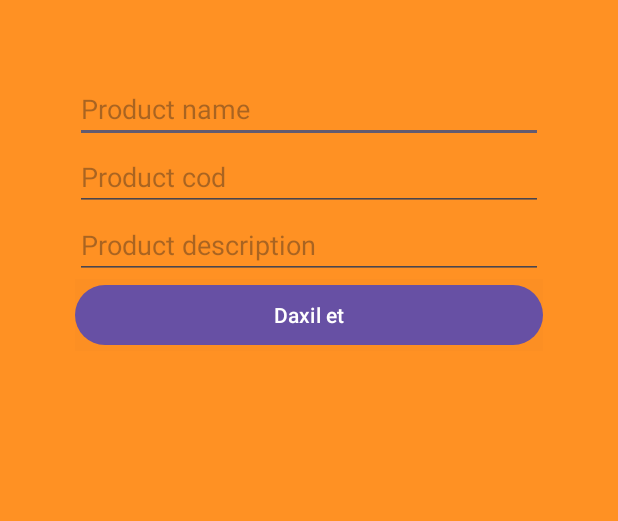
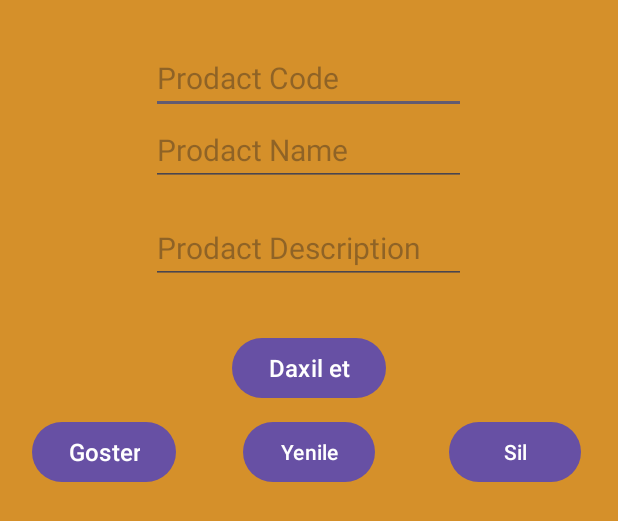
Before and after one commit to kenan3256/Lesson06Text, an Android app: the layout activity_main.xml on its own in the app's theme, with its tools: preview values and no code run, on a phone screen of 412 x 824 dp. Shown: the top 521 px of the screen. Run offline under Robolectric (Android 15) with nearby library versions, the phone set to English and light mode, and no system bars.

Commit message:
27.12.2023

```diff
--- a/app/src/main/java/com/kenanhaciyev/lesson06text/DAO/ProdactDAO.kt
+++ b/app/src/main/java/com/kenanhaciyev/lesson06text/DAO/ProdactDAO.kt
@@ -1,11 +1,14 @@
 package com.kenanhaciyev.lesson06text.DAO
 
 import androidx.lifecycle.LiveData
+import androidx.room.Dao
 import androidx.room.Delete
 import androidx.room.Insert
 import androidx.room.Query
 import androidx.room.Update
 import com.kenanhaciyev.lesson06text.entity.Prodact
+
+@Dao
 interface ProdactDAO {
 
     @Insert
@@ -21,4 +24,5 @@ interface ProdactDAO {
     @Update
     suspend fun updateProdact(prodact: Prodact)
 
+
 }
--- a/app/src/main/java/com/kenanhaciyev/lesson06text/MainActivity.kt
+++ b/app/src/main/java/com/kenanhaciyev/lesson06text/MainActivity.kt
@@ -1,31 +1,53 @@
 package com.kenanhaciyev.lesson06text
 
+
+import android.os.Bundle
+import android.widget.Toast
 import androidx.appcompat.app.AppCompatActivity
-import android.os.Bundle
-import androidx.lifecycle.ViewModelProvider
+import com.kenanhaciyev.lesson06text.DB.AppDatabase
+
 import com.kenanhaciyev.lesson06text.databinding.ActivityMainBinding
+import com.kenanhaciyev.lesson06text.entity.Prodact
+import com.kenanhaciyev.repository.ProdactRepository
+import kotlinx.coroutines.launch
+import kotlinx.coroutines.runBlocking
 
 class MainActivity : AppCompatActivity() {
-    lateinit var binding: ActivityMainBinding
+    lateinit var binding : ActivityMainBinding
 
-    lateinit var viewModel: MyViewModel
 
     override fun onCreate(savedInstanceState: Bundle?) {
         super.onCreate(savedInstanceState)
 
-        viewModel=ViewModelProvider(this).get(MyViewModel::class.java)
+        val binding = ActivityMainBinding.inflate(layoutInflater)
+        setContentView(binding.root)
 
-        binding=ActivityMainBinding.inflate(layoutInflater)
-        binding.lifecycleOwner = this
-        setContentView(binding.root)
-        binding.viewModel=viewModel
-        binding.btnDaxilEt.setOnClickListener{
+            var context = this
+            val db=AppDatabase.getDatabase(context)
 
-
-        }
+        val repository = ProdactRepository(db.prodactDao())
 
 
 
+        binding.btnInsert.setOnClickListener{
+            var etCode = binding.etcode.text.toString()
+            var etName = binding.etname.text.toString()
+            var etdesc = binding.etdesc.text.toString()
+
+            if (etCode.isNotEmpty() && etName.isNotEmpty() && etdesc.isNotEmpty()){
+                var produkt = Prodact(prodactName = etName, prodactCode = etCode.toInt(), prodactDescriptio = etdesc)
+
+                  runBlocking {
+                      launch{
+                          repository.insert(produkt)
+                      }
+                  }
+
+
+            }else{
+                Toast.makeText(applicationContext, "bos yerleri doldur", Toast.LENGTH_LONG).show()
+            }
+        }
 
     }
 }
--- a/app/src/main/java/com/kenanhaciyev/lesson06text/MyViewModel.kt
+++ /dev/null
@@ -1,15 +0,0 @@
-package com.kenanhaciyev.lesson06text
-
-import androidx.lifecycle.MutableLiveData
-import androidx.lifecycle.ViewModel
-import com.kenanhaciyev.lesson06text.entity.Prodact
-
-class MyViewModel:ViewModel() {
-    var prodactName = MutableLiveData<String>()
-    var prodactCode = MutableLiveData<String>()
-    var prodactDescriptio = MutableLiveData<String>()
-
-    val productList = mutableListOf<Prodact>()
-
-
-    }
--- a/app/src/main/res/layout/activity_main.xml
+++ b/app/src/main/res/layout/activity_main.xml
@@ -1,70 +1,131 @@
 <?xml version="1.0" encoding="utf-8"?>
 
-<layout>
-
-    <data>
-        <variable
-            name="viewModel"
-            type="com.kenanhaciyev.lesson06text.MyViewModel" />
-
-    </data>
-
-    <LinearLayout
-        xmlns:android="http://schemas.android.com/apk/res/android"
-
+    <androidx.constraintlayout.widget.ConstraintLayout xmlns:android="http://schemas.android.com/apk/res/android"
+        xmlns:app="http://schemas.android.com/apk/res-auto"
+        xmlns:tools="http://schemas.android.com/tools"
         android:layout_width="match_parent"
         android:layout_height="match_parent"
-        android:orientation="vertical"
-        android:background="#FF9123"
-        android:padding="50dp">
+        tools:context=".MainActivity"
+        android:background="#D5902A">
 
-        <EditText
-            android:id="@+id/edt_txt_input1"
-            android:layout_width="match_parent"
-            android:layout_height="wrap_content"
-            android:text="@={viewModel.prodactName}"
-            android:hint="Product name"
-            >
-
-        </EditText>
-        <EditText
-            android:id="@+id/edt_txt_input2"
-            android:layout_width="match_parent"
-            android:layout_height="wrap_content"
-            android:text="@={viewModel.prodactCode}"
-            android:hint="Product cod"
-            >
-
-        </EditText>
-        <EditText
-            android:id="@+id/edt_txt_input3"
-            android:layout_width="match_parent"
-            android:layout_height="wrap_content"
-            android:text="@={viewModel.prodactDescriptio}"
-            android:hint="Product description"
-            >
-
-        </EditText>
+    <EditText
+        android:id="@+id/etcode"
+        android:layout_width="210dp"
+        android:layout_height="wrap_content"
+        android:layout_marginStart="16dp"
+        android:layout_marginTop="8dp"
+        android:layout_marginEnd="16dp"
+        android:ems="10"
+        android:hint="Prodact Code"
+        android:inputType="number"
+        android:textSize="20sp"
+        app:layout_constraintBottom_toTopOf="@+id/etname"
+        app:layout_constraintEnd_toEndOf="parent"
+        app:layout_constraintHorizontal_bias="0.497"
+        app:layout_constraintStart_toStartOf="parent"
+        app:layout_constraintTop_toTopOf="parent"
+        app:layout_constraintVertical_bias="1.0" />
 
 
-        <LinearLayout
+    <EditText
+        android:id="@+id/etname"
+        android:layout_width="210dp"
+        android:layout_height="wrap_content"
+        android:layout_marginTop="76dp"
+        android:layout_marginBottom="9dp"
+        android:ems="10"
+        android:hint="Prodact Name"
+        android:inputType="text"
+        android:textSize="20sp"
+        app:layout_constraintBottom_toTopOf="@+id/etdesc"
+        app:layout_constraintEnd_toEndOf="@+id/etcode"
+        app:layout_constraintStart_toStartOf="@+id/etcode"
+        app:layout_constraintTop_toTopOf="parent" />
 
-            android:layout_width="match_parent"
-            android:layout_height="wrap_content"
-            android:orientation="horizontal"
-            android:background="@color/cardview_shadow_end_color">
-
-            <Button
-                android:id="@+id/btn_DaxilEt"
-                android:layout_width="2dp"
-                android:layout_height="wrap_content"
-                android:text="Daxil et"
-                android:layout_weight="4">
-            </Button>
+    <EditText
+        android:id="@+id/etdesc"
+        android:layout_width="210dp"
+        android:layout_height="wrap_content"
+        android:layout_marginStart="16dp"
+        android:layout_marginTop="8dp"
+        android:layout_marginEnd="16dp"
+        android:layout_marginBottom="16dp"
+        android:ems="10"
+        android:hint="Prodact Description"
+        android:inputType="text"
+        android:textSize="20sp"
+        app:layout_constraintBottom_toTopOf="@+id/btn_insert"
+        app:layout_constraintEnd_toEndOf="@+id/etname"
+        app:layout_constraintStart_toStartOf="@+id/etname"
+        app:layout_constraintTop_toBottomOf="@+id/etname" />
 
 
-        </LinearLayout>
+    <Button
+        android:id="@+id/btn_getAll"
+        android:layout_width="wrap_content"
+        android:layout_height="wrap_content"
+        android:layout_marginEnd="24dp"
+        android:text="Goster"
+        android:textSize="16sp"
+        app:layout_constraintBottom_toBottomOf="@+id/btn_update"
+        app:layout_constraintEnd_toStartOf="@+id/btn_update"
+        app:layout_constraintStart_toStartOf="parent"
+        app:layout_constraintTop_toTopOf="@+id/btn_update" />
 
-    </LinearLayout>
+    <Button
+        android:id="@+id/btn_insert"
+        android:layout_width="wrap_content"
+        android:layout_height="wrap_content"
+        android:layout_marginTop="16dp"
+        android:text="Daxil et"
+        android:textSize="16sp"
+        app:layout_constraintBottom_toTopOf="@+id/btn_update"
+        app:layout_constraintEnd_toEndOf="@+id/etdesc"
+        app:layout_constraintStart_toStartOf="@+id/etdesc"
+        app:layout_constraintTop_toBottomOf="@+id/etdesc" />
 
-</layout>
+        <Button
+            android:id="@+id/btn_update"
+            android:layout_width="wrap_content"
+            android:layout_height="wrap_content"
+            android:layout_marginTop="8dp"
+            android:text="Yenile"
+            app:layout_constraintEnd_toEndOf="parent"
+            app:layout_constraintStart_toStartOf="parent"
+            app:layout_constraintTop_toBottomOf="@+id/btn_insert" />
+
+        <ScrollView
+            android:id="@+id/txt_getAllShow"
+            android:layout_width="349dp"
+            android:layout_height="235dp"
+            android:layout_marginTop="55dp"
+            android:layout_marginBottom="16dp"
+            app:layout_constraintBottom_toBottomOf="parent"
+            app:layout_constraintEnd_toEndOf="parent"
+            app:layout_constraintHorizontal_bias="0.49"
+            app:layout_constraintStart_toStartOf="parent"
+            app:layout_constraintTop_toBottomOf="@+id/btn_update">
+
+            <LinearLayout
+                android:layout_width="match_parent"
+                android:layout_height="wrap_content"
+                android:orientation="vertical">
+
+                <TextView
+                    android:id="@+id/tvsonuc"
+                    android:layout_width="match_parent"
+                    android:layout_height="match_parent" />
+            </LinearLayout>
+        </ScrollView>
+
+        <Button
+            android:id="@+id/btn_sil"
+            android:layout_width="wrap_content"
+            android:layout_height="wrap_content"
+            android:layout_marginStart="24dp"
+            android:text="Sil"
+            app:layout_constraintBottom_toBottomOf="@+id/btn_update"
+            app:layout_constraintEnd_toEndOf="parent"
+            app:layout_constraintStart_toEndOf="@+id/btn_update"
+            app:layout_constraintTop_toTopOf="@+id/btn_update" />
+    </androidx.constraintlayout.widget.ConstraintLayout>
--- a/build.gradle
+++ b/build.gradle
@@ -1,5 +1,5 @@
 // Top-level build file where you can add configuration options common to all sub-projects/modules.
 plugins {
-id 'com.android.application' version '8.1.3' apply false
+id 'com.android.application' version '8.2.0' apply false
     id 'org.jetbrains.kotlin.android' version '1.9.0' apply false
 }
```
Also changed, not shown: app/src/main/java/com/kenanhaciyev/lesson06text/DB/AppDatabase.kt (+8 -7 lines), gradle/wrapper/gradle-wrapper.properties.
